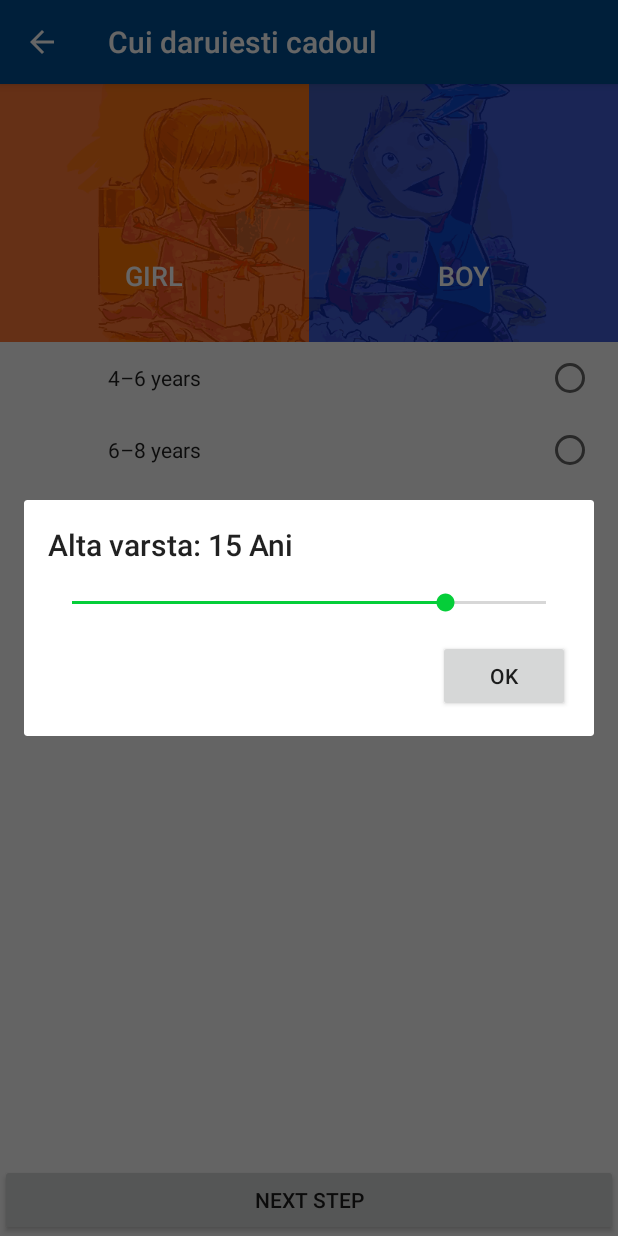
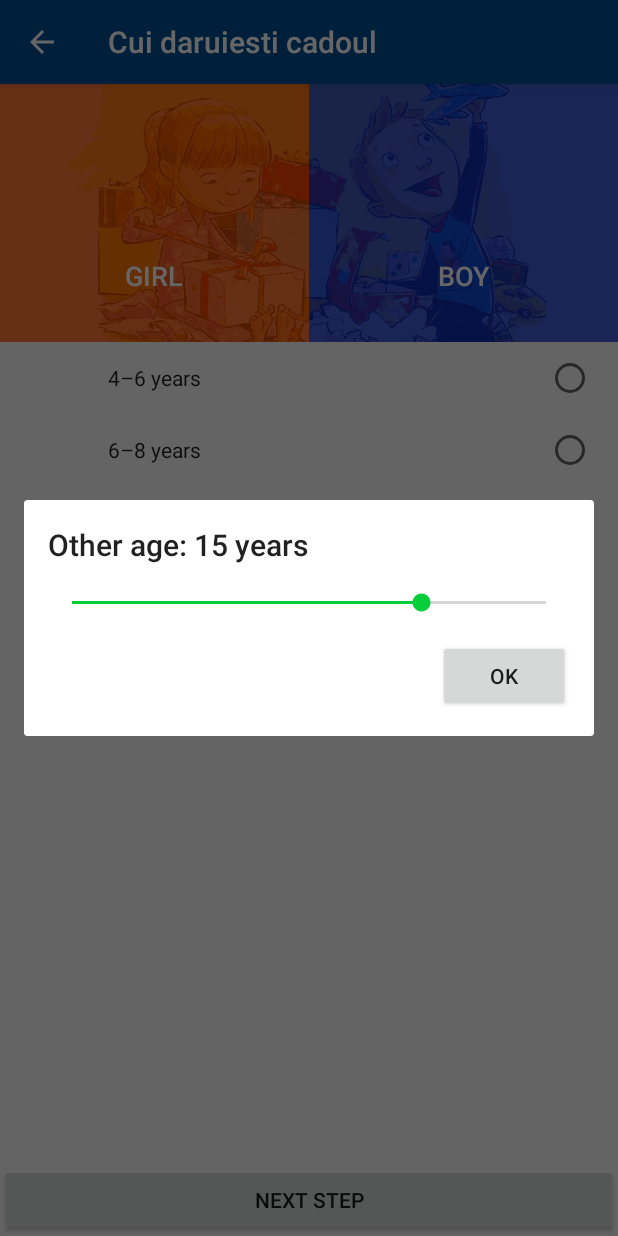
Before and after one commit to IonutGavris/shoebox-android, an Android app: the fragment CustomAgeDialog placed in its activity, on a phone screen of 412 x 824 dp. Run offline under Robolectric (Android 15) with nearby library versions, the light colour scheme and no system bars; our stand-ins replace ButterKnife, Timber; libraries missing offline, so code that uses them is left out: com.firebase.client, de.greenrobot.event; 2 statements that could not run were skipped.

Commit message:
Added default title for custom age picker
Former-commit-id: 694faf2bf596eb4900cd1d0507fdd49d4e518cda

```diff
--- a/app/src/main/java/com/shoebox/android/ui/CustomAgeDialog.java
+++ b/app/src/main/java/com/shoebox/android/ui/CustomAgeDialog.java
@@ -38,6 +38,8 @@ public class CustomAgeDialog extends DialogFragment {
 
 			}
 		});
+		ageSelection.setProgress(14);
+		dialogTitle.setText(String.format(getResources().getString(R.string.age_dialog_title), 15));
 
 		return view;
 	}
--- a/app/src/main/res/layout/activity_gender_age_picker.xml
+++ b/app/src/main/res/layout/activity_gender_age_picker.xml
@@ -117,10 +117,11 @@
 			android:layout_width="match_parent"
 			android:layout_height="match_parent"
 			android:layout_below="@id/genreSelection"
+			android:layout_above="@+id/nextStep"
 			android:scrollbars="vertical"/>
 
 		<Button
-			android:id="@+id/nextStep"
+			android:id="@id/nextStep"
 			android:layout_width="match_parent"
 			android:layout_height="wrap_content"
 			android:layout_alignParentBottom="true"
```
